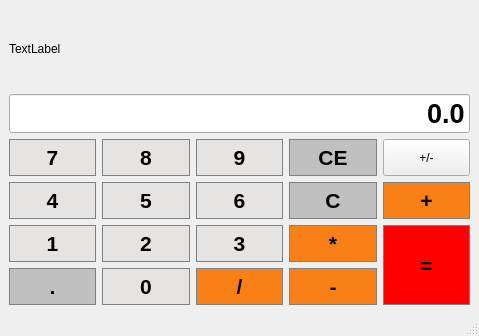
Old version of the form calculators.ui in the repository SonaliGaonkar/calculator.
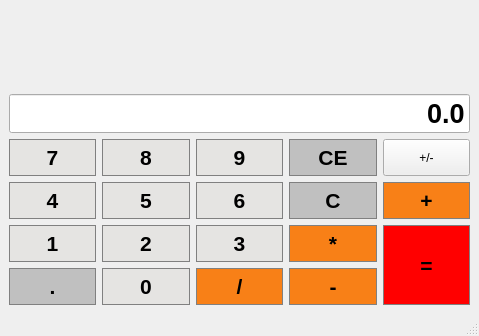
New version of the form.

The edit to the form file:
```diff
--- a/calculators.ui
+++ b/calculators.ui
@@ -537,20 +537,26 @@
         <verstretch>0</verstretch>
        </sizepolicy>
       </property>
+      <property name="font">
+       <font>
+        <family>Arial</family>
+        <pointsize>16</pointsize>
+       </font>
+      </property>
       <property name="styleSheet">
-       <string>QPushButton {
-	background-color: #C0C0C0;
+       <string notr="true">QPushButton {
+	background-color: red;
 	border: 1px solid gray;
 	padding: 5px;
 }
 QPushButton {
-	background-color: pink
+	background-color: red;
 	border: 1px solid gray;
 	Padding:5px
 }</string>
       </property>
       <property name="text">
-       <string>TextLabel</string>
+       <string/>
       </property>
      </widget>
     </item>
```
Left out of the diff: 2 changed lines with no effect on the pictures.
